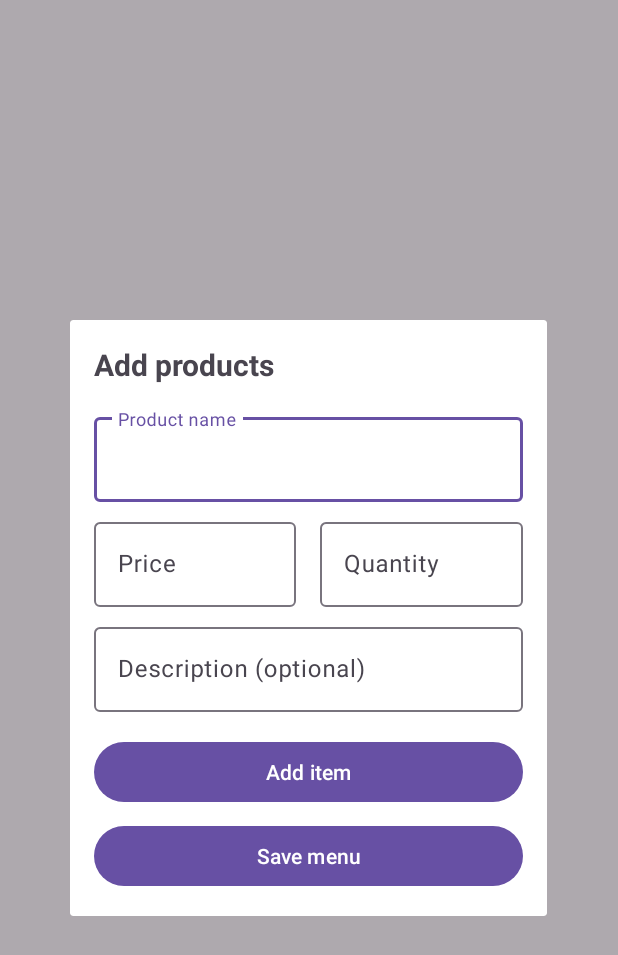
After one commit to RoccoFerrari/Arrangement-manager, an Android app: the fragment AddMenuDialogFragment shown on its own in the app's theme, on a phone screen of 412 x 824 dp. The commit adds this screen. Shown: the top 955 px of the screen. Run offline under Robolectric (Android 15) with nearby library versions, the phone set to English and light mode, and no system bars.

Commit message:
Implemented 'Add menu' button UI window

```diff
--- a/Arrangementmanager/app/build.gradle.kts
+++ b/Arrangementmanager/app/build.gradle.kts
@@ -35,6 +35,9 @@ android {
     kotlinOptions {
         jvmTarget = "11"
     }
+    buildFeatures {
+        viewBinding = true
+    }
 }
 
 dependencies {
--- /dev/null
+++ b/Arrangementmanager/app/src/main/java/com/example/arrangement_manager/AddMenuDialogFragment.kt
@@ -0,0 +1,110 @@
+package com.example.arrangement_manager
+
+import android.os.Bundle
+import android.view.LayoutInflater
+import android.view.View
+import android.view.ViewGroup
+import android.view.Window
+import android.widget.Toast
+import androidx.fragment.app.DialogFragment
+import androidx.navigation.fragment.navArgs
+import com.example.arrangement_manager.databinding.DialogAddMenuBinding
+import kotlinx.coroutines.CoroutineScope
+import kotlinx.coroutines.Dispatchers
+import kotlinx.coroutines.launch
+
+class AddMenuDialogFragment : DialogFragment() {
+    private var _binding: DialogAddMenuBinding? = null
+    private val binding get() = _binding!!
+    private val args: AddMenuDialogFragmentArgs by navArgs()
+
+    // Lista temporanea per memorizzare i prodotti prima del salvataggio
+    private val newMenuItems = mutableListOf<MenuItem>()
+
+    override fun onCreateView(
+        inflater: LayoutInflater,
+        container: ViewGroup?,
+        savedInstanceState: Bundle?
+    ): View? {
+        _binding = DialogAddMenuBinding.inflate(inflater, container, false)
+        return binding.root
+    }
+
+    override fun onStart() {
+        super.onStart()
+
+        dialog?.window?.let { window ->
+            val metrics = resources.displayMetrics
+            val width = metrics.widthPixels
+
+            val newWidth = (width * 0.85).toInt()
+
+            window.setLayout(newWidth, ViewGroup.LayoutParams.WRAP_CONTENT)
+        }
+    }
+
+    override fun onViewCreated(view: View, savedInstanceState: Bundle?) {
+        super.onViewCreated(view, savedInstanceState)
+
+        binding.buttonAddItem.setOnClickListener {
+            addItem()
+        }
+
+        binding.buttonSaveMenu.setOnClickListener {
+            saveMenu()
+        }
+    }
+
+    private fun addItem() {
+        val name = binding.editTextName.text.toString().trim()
+        val priceStr = binding.editTextPrice.text.toString().trim()
+        val quantityStr = binding.editTextQuantity.text.toString().trim()
+        val description = binding.editTextDescription.text.toString().trim()
+
+        if(name.isEmpty() || priceStr.isEmpty() || quantityStr.isEmpty()) {
+            Toast.makeText(requireContext(), "Please fill all the fields", Toast.LENGTH_SHORT).show()
+            return
+        }
+
+        val price = priceStr.toFloatOrNull()
+        val quantity = quantityStr.toIntOrNull()
+
+        if(price == null || quantity == null) {
+            Toast.makeText(requireContext(), "Invalid price or quantity", Toast.LENGTH_SHORT).show()
+            return
+        }
+
+        val userId = args.userEmail
+        val newMenuItem = MenuItem(
+            name = name,
+            price = price,
+            quantity = quantity,
+            description = description,
+            id_user = userId
+        )
+        newMenuItems.add(newMenuItem)
+
+        binding.editTextName.text?.clear()
+        binding.editTextPrice.text?.clear()
+        binding.editTextQuantity.text?.clear()
+        binding.editTextDescription.text?.clear()
+    }
+
+    private fun saveMenu() {
+        if(newMenuItems.isEmpty()) {
+            Toast.makeText(requireContext(), "Please add at least one item", Toast.LENGTH_SHORT).show()
+            return
+        }
+        CoroutineScope(Dispatchers.IO).launch {
+            val menuItemDao = (requireActivity().application as YourApplicationClass).arrangementDAO
+            newMenuItems.forEach { menuItem ->
+                menuItemDao.insertMenu(menuItem)
+            }
+        }
+    }
+
+    override fun onDestroy() {
+        super.onDestroy()
+        _binding = null
+    }
+}
--- a/Arrangementmanager/app/src/main/java/com/example/arrangement_manager/TableArrangementFragment.kt
+++ b/Arrangementmanager/app/src/main/java/com/example/arrangement_manager/TableArrangementFragment.kt
@@ -11,6 +11,7 @@ import androidx.fragment.app.Fragment
 import androidx.fragment.app.activityViewModels
 import androidx.fragment.app.viewModels
 import androidx.lifecycle.lifecycleScope
+import androidx.navigation.fragment.findNavController
 import kotlinx.coroutines.flow.collectLatest
 import kotlinx.coroutines.launch
 import androidx.navigation.fragment.navArgs
@@ -97,6 +98,11 @@ class TableArrangementFragment : Fragment(), OnTableUpdatedListener {
         doneButton.setOnClickListener {
             setEditMode(false)
         }
+        addMenuButton.setOnClickListener {
+            val userEmail = args.userEmail
+            val action = TableArrangementFragmentDirections.actionTableArrangementFragmentToAddMenuDialogFragment(userEmail)
+            findNavController().navigate(action)
+        }
     }
 
     private fun setEditMode(enable: Boolean) {
--- /dev/null
+++ b/Arrangementmanager/app/src/main/res/layout/dialog_add_menu.xml
@@ -0,0 +1,110 @@
+<?xml version="1.0" encoding="utf-8"?>
+<androidx.constraintlayout.widget.ConstraintLayout xmlns:android="http://schemas.android.com/apk/res/android"
+    xmlns:app="http://schemas.android.com/apk/res-auto"
+    xmlns:tools="http://schemas.android.com/tools"
+    android:layout_width="match_parent"
+    android:layout_height="wrap_content"
+    android:padding="16dp">
+
+    <TextView
+        android:id="@+id/textView_title"
+        android:layout_width="wrap_content"
+        android:layout_height="wrap_content"
+        android:text="Add products"
+        android:textSize="20sp"
+        android:textStyle="bold"
+        app:layout_constraintStart_toStartOf="parent"
+        app:layout_constraintTop_toTopOf="parent" />
+
+    <com.google.android.material.textfield.TextInputLayout
+        android:id="@+id/textInputLayout_name"
+        android:layout_width="0dp"
+        android:layout_height="wrap_content"
+        android:layout_marginTop="16dp"
+        app:layout_constraintEnd_toEndOf="parent"
+        app:layout_constraintStart_toStartOf="parent"
+        app:layout_constraintTop_toBottomOf="@id/textView_title">
+
+        <com.google.android.material.textfield.TextInputEditText
+            android:id="@+id/editText_name"
+            android:layout_width="match_parent"
+            android:layout_height="wrap_content"
+            android:hint="Product name" />
+    </com.google.android.material.textfield.TextInputLayout>
+
+    <LinearLayout
+        android:id="@+id/linearLayout_price_quantity"
+        android:layout_width="0dp"
+        android:layout_height="wrap_content"
+        android:layout_marginTop="8dp"
+        android:orientation="horizontal"
+        app:layout_constraintEnd_toEndOf="parent"
+        app:layout_constraintStart_toStartOf="parent"
+        app:layout_constraintTop_toBottomOf="@id/textInputLayout_name">
+
+        <com.google.android.material.textfield.TextInputLayout
+            android:layout_width="0dp"
+            android:layout_height="wrap_content"
+            android:layout_weight="1"
+            android:layout_marginEnd="8dp">
+
+            <com.google.android.material.textfield.TextInputEditText
+                android:id="@+id/editText_price"
+                android:layout_width="match_parent"
+                android:layout_height="wrap_content"
+                android:hint="Price"
+                android:inputType="numberDecimal" />
+        </com.google.android.material.textfield.TextInputLayout>
+
+        <com.google.android.material.textfield.TextInputLayout
+            android:layout_width="0dp"
+            android:layout_height="wrap_content"
+            android:layout_weight="1"
+            android:layout_marginStart="8dp">
+
+            <com.google.android.material.textfield.TextInputEditText
+                android:id="@+id/editText_quantity"
+                android:layout_width="match_parent"
+                android:layout_height="wrap_content"
+                android:hint="Quantity"
+                android:inputType="number" />
+        </com.google.android.material.textfield.TextInputLayout>
+    </LinearLayout>
+
+    <com.google.android.material.textfield.TextInputLayout
+        android:id="@+id/textInputLayout_description"
+        android:layout_width="0dp"
+        android:layout_height="wrap_content"
+        android:layout_marginTop="8dp"
+        app:layout_constraintEnd_toEndOf="parent"
+        app:layout_constraintStart_toStartOf="parent"
+        app:layout_constraintTop_toBottomOf="@id/linearLayout_price_quantity">
+
+        <com.google.android.material.textfield.TextInputEditText
+            android:id="@+id/editText_description"
+            android:layout_width="match_parent"
+            android:layout_height="wrap_content"
+            android:hint="Description (optional)" />
+    </com.google.android.material.textfield.TextInputLayout>
+
+    <Button
+        android:id="@+id/button_add_item"
+        android:layout_width="0dp"
+        android:layout_height="wrap_content"
+        android:layout_marginTop="16dp"
+        android:text="Add item"
+        app:layout_constraintEnd_toEndOf="parent"
+        app:layout_constraintStart_toStartOf="parent"
+        app:layout_constraintTop_toBottomOf="@id/textInputLayout_description" />
+
+    <Button
+        android:id="@+id/button_save_menu"
+        android:layout_width="0dp"
+        android:layout_height="wrap_content"
+        android:layout_marginTop="8dp"
+        android:text="Save menu"
+        app:layout_constraintEnd_toEndOf="parent"
+        app:layout_constraintStart_toStartOf="parent"
+        app:layout_constraintTop_toBottomOf="@id/button_add_item" />
+
+</androidx.constraintlayout.widget.ConstraintLayout>
```
Also changed, not shown: Arrangementmanager/app/src/main/res/navigation/nav_graph.xml (+13 -0 lines).
